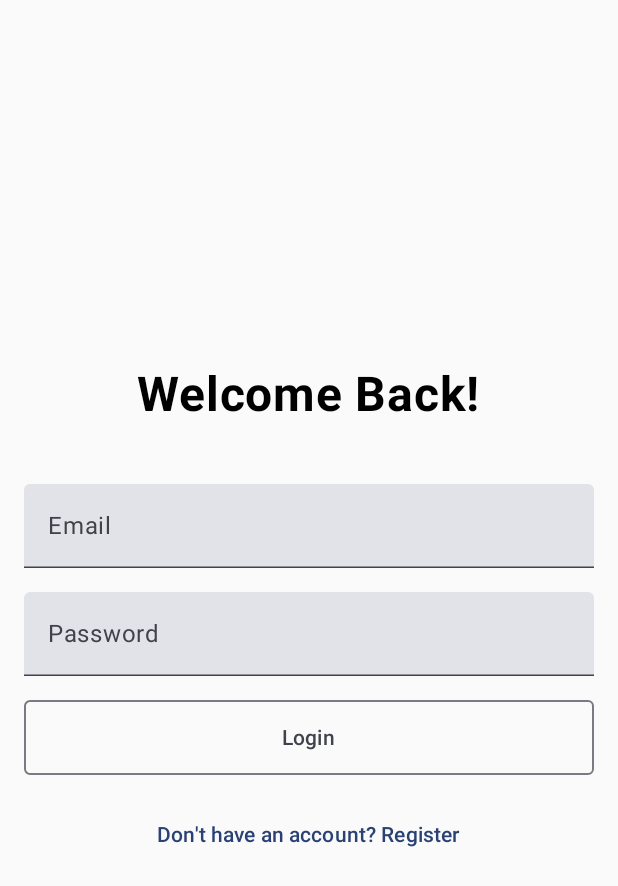
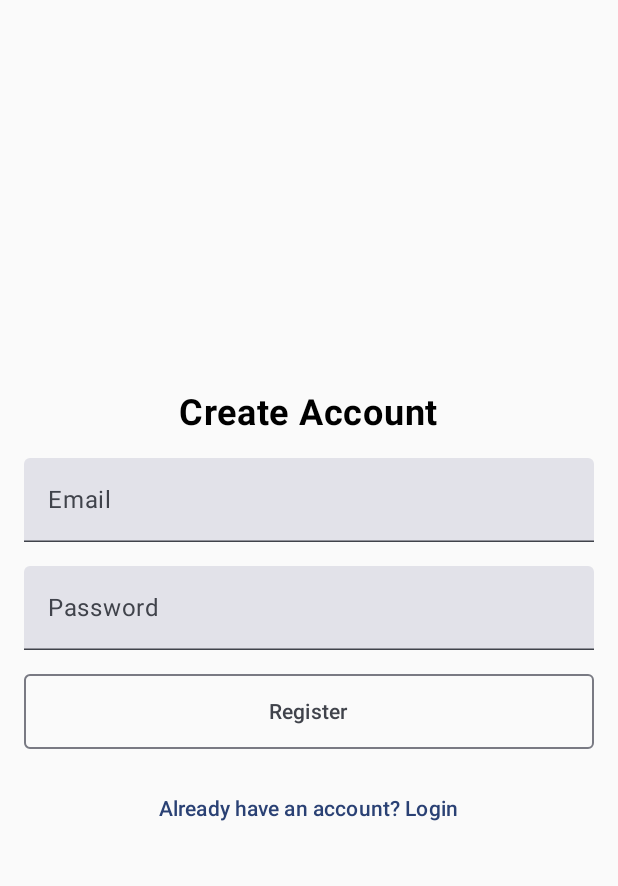
Before and after one commit to Akhil-dev300/s3215482, an Android app built with Jetpack Compose: the screen it shows after launch (MainActivity), after a tap on "Don't have an account? Register", on a phone screen of 412 x 824 dp. Shown: the top 886 px of the screen. Run offline under Robolectric (Android 15) with nearby library versions, the phone set to English and light mode, and no system bars.

Commit message:
Commit 4
Commit 4

```diff
--- a/app/src/main/java/uk/ac/tees/mad/eventful/MainActivity.kt
+++ b/app/src/main/java/uk/ac/tees/mad/eventful/MainActivity.kt
@@ -8,6 +8,7 @@ import androidx.navigation.compose.NavHost
 import androidx.navigation.compose.composable
 import androidx.navigation.compose.rememberNavController
 import uk.ac.tees.mad.eventful.ui.LoginScreen
+import uk.ac.tees.mad.eventful.ui.RegisterScreen
 import uk.ac.tees.mad.eventful.ui.SplashScreen
 import uk.ac.tees.mad.eventful.ui.theme.EventfulTheme
 
@@ -22,6 +23,7 @@ class MainActivity : ComponentActivity() {
                 NavHost(navController = navController, startDestination = "splash") {
                     composable("splash") { SplashScreen(navController) }
                     composable("login") { LoginScreen(navController) }
+                    composable("register") { RegisterScreen(navController) }
                     composable("home") {  }
                 }
             }
--- /dev/null
+++ b/app/src/main/java/uk/ac/tees/mad/eventful/ui/RegisterScreen.kt
@@ -0,0 +1,74 @@
+package uk.ac.tees.mad.eventful.ui
+
+
+import androidx.compose.foundation.layout.Arrangement
+import androidx.compose.foundation.layout.Box
+import androidx.compose.foundation.layout.Column
+import androidx.compose.foundation.layout.Spacer
+import androidx.compose.foundation.layout.fillMaxSize
+import androidx.compose.foundation.layout.fillMaxWidth
+import androidx.compose.foundation.layout.height
+import androidx.compose.foundation.layout.padding
+import androidx.compose.foundation.shape.RoundedCornerShape
+import androidx.compose.material3.OutlinedButton
+import androidx.compose.material3.Text
+import androidx.compose.material3.TextButton
+import androidx.compose.material3.TextField
+import androidx.compose.runtime.Composable
+import androidx.compose.runtime.getValue
+import androidx.compose.runtime.mutableStateOf
+import androidx.compose.runtime.remember
+import androidx.compose.runtime.setValue
+import androidx.compose.ui.Alignment
+import androidx.compose.ui.Modifier
+import androidx.compose.ui.text.font.FontWeight
+import androidx.compose.ui.text.input.PasswordVisualTransformation
+import androidx.compose.ui.unit.dp
+import androidx.compose.ui.unit.sp
+import androidx.navigation.NavController
+
+@Composable
+fun RegisterScreen(navController: NavController) {
+
+    var email by remember { mutableStateOf("") }
+    var password by remember { mutableStateOf("") }
+
+    Box(
+        modifier = Modifier
+            .fillMaxSize()
+            .padding(16.dp)
+    ) {
+        Column(
+            modifier = Modifier.align(Alignment.Center),
+            horizontalAlignment = Alignment.CenterHorizontally,
+            verticalArrangement = Arrangement.spacedBy(16.dp)
+        ) {
+            Text("Create Account", fontSize = 24.sp, fontWeight = FontWeight.Bold)
+            TextField(
+                value = email,
+                onValueChange = { email = it },
+                label = { Text("Email") },
+                modifier = Modifier.fillMaxWidth()
+            )
+            TextField(
+                value = password,
+                onValueChange = { password = it },
+                label = { Text("Password") },
+                modifier = Modifier.fillMaxWidth(),
+                visualTransformation = PasswordVisualTransformation()
+            )
+            OutlinedButton(
+                onClick = { },
+                modifier = Modifier
+                    .fillMaxWidth()
+                    .height(50.dp),
+                shape = RoundedCornerShape(4.dp)
+            ) {
+                Text("Register")
+            }
+            TextButton(onClick = { navController.popBackStack() }) {
+                Text("Already have an account? Login")
+            }
+        }
+    }
+}
```
